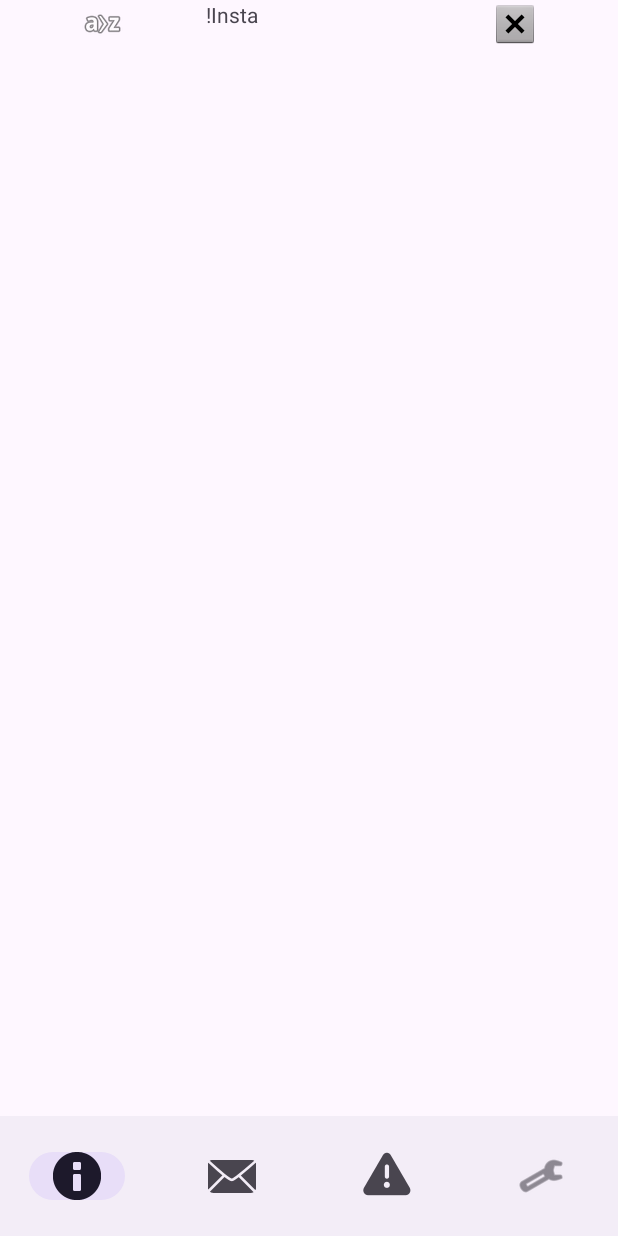
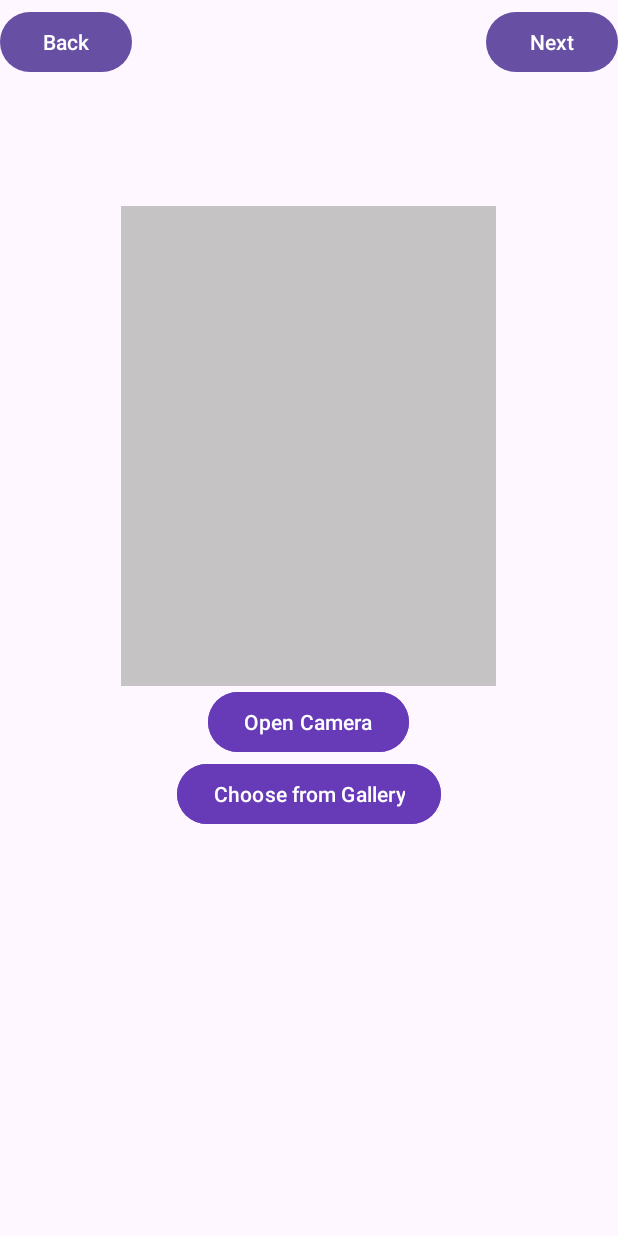
Before and after one commit to TechAle/notInsta, an Android app: the screen it shows after launch (HomeActivity before the commit, CameraActivity after it), on a phone screen of 412 x 824 dp. Run offline under Robolectric (Android 15) with nearby library versions, the phone set to English and light mode, and no system bars.

Commit message:
Fixed some things, 400 crashes later

```diff
--- a/app/build.gradle.kts
+++ b/app/build.gradle.kts
@@ -34,8 +34,8 @@ android {
 
 dependencies {
 
-    implementation("androidx.lifecycle:lifecycle-livedata-ktx:2.6.1")
-    implementation("androidx.lifecycle:lifecycle-viewmodel-ktx:2.6.1")
+    implementation("androidx.lifecycle:lifecycle-livedata-ktx:2.7.0")
+    implementation("androidx.lifecycle:lifecycle-viewmodel-ktx:2.7.0")
     val fragmentVersion = "1.6.2"
 
     // Java language implementation
--- a/app/src/main/java/com/example/mobileproject/UI/activities/CameraActivity.java
+++ b/app/src/main/java/com/example/mobileproject/UI/activities/CameraActivity.java
@@ -5,15 +5,20 @@ import android.graphics.Bitmap;
 import android.graphics.BitmapFactory;
 import android.net.Uri;
 import android.os.Bundle;
+import android.view.View;
+import android.widget.Button;
 import android.widget.ImageView;
 
 import androidx.annotation.Nullable;
 import androidx.appcompat.app.AppCompatActivity;
 import androidx.lifecycle.Observer;
 import androidx.lifecycle.ViewModelProvider;
+import androidx.navigation.fragment.NavHostFragment;
 
 import com.example.mobileproject.R;
 import com.example.mobileproject.UI.fragments.camera.ImageChooserFragment;
+import com.example.mobileproject.UI.fragments.camera.ImageViewerFragment;
+import com.example.mobileproject.UI.fragments.camera.PostDescriptionFragment;
 import com.example.mobileproject.models.ProcessedImageViewModel;
 
 import java.io.FileNotFoundException;
@@ -24,19 +29,24 @@ public class CameraActivity extends AppCompatActivity {
     int SELECT_PICTURE = 200;
     int TAKE_PICTURE = 100;
     private ImageView imageView;
+    private Button nextButton;
+    private Button prevButton;
     private Bitmap photo;
     private ProcessedImageViewModel viewModel;
+    private int currentFragment;
 
     @Override
     protected void onCreate(Bundle savedInstanceState) {
         super.onCreate(savedInstanceState);
-        setContentView(R.layout.activity_test);
-
-        getSupportFragmentManager().beginTransaction()
-                .replace(R.id.fragmentContainerView, ImageChooserFragment.class, null)
-                .commit();
+        setContentView(R.layout.activity_camera);
 
         imageView = findViewById(R.id.imageView);
+        nextButton = findViewById(R.id.next_button);
+        prevButton = findViewById(R.id.prev_button);
+
+        currentFragment = 0;
+        changeFragment();
+
         viewModel = new ViewModelProvider(this).get(ProcessedImageViewModel.class);
         final Observer<Bitmap> observer = new Observer<Bitmap>() {
             @Override
@@ -45,6 +55,20 @@ public class CameraActivity extends AppCompatActivity {
             }
         };
         viewModel.getTempImage().observe(this, observer);
+        nextButton.setOnClickListener(new View.OnClickListener() {
+            @Override
+            public void onClick(View view) {
+                currentFragment++;
+                changeFragment();
+            }
+        });
+        prevButton.setOnClickListener(new View.OnClickListener() {
+            @Override
+            public void onClick(View view) {
+                currentFragment--;
+                changeFragment();
+            }
+        });
     }
 
     @Override
@@ -73,4 +97,27 @@ public class CameraActivity extends AppCompatActivity {
         }
     }
 
+
+    // PRIVATE METHODS //
+
+    // Substitutes the fragment depending on the current state
+    private void changeFragment() {
+        switch (currentFragment){
+            case 0:
+                getSupportFragmentManager().beginTransaction()
+                        .replace(R.id.fragmentContainerView, ImageChooserFragment.class, null)
+                        .commit();
+                break;
+            case 1:
+                getSupportFragmentManager().beginTransaction()
+                        .replace(R.id.fragmentContainerView, ImageViewerFragment.class, null)
+                        .commit();
+                break;
+            case 2:
+                getSupportFragmentManager().beginTransaction()
+                        .replace(R.id.fragmentContainerView, PostDescriptionFragment.class, null)
+                        .commit();
+        }
+    }
+
 }
--- a/app/src/main/java/com/example/mobileproject/UI/fragments/camera/ImageViewerFragment.java
+++ b/app/src/main/java/com/example/mobileproject/UI/fragments/camera/ImageViewerFragment.java
@@ -5,6 +5,7 @@ import android.view.LayoutInflater;
 import android.view.MenuItem;
 import android.view.View;
 import android.view.ViewGroup;
+import android.widget.Button;
 import android.widget.SeekBar;
 
 import androidx.annotation.NonNull;
--- /dev/null
+++ b/app/src/main/res/layout/activity_camera.xml
@@ -0,0 +1,51 @@
+<?xml version="1.0" encoding="utf-8"?>
+<androidx.constraintlayout.widget.ConstraintLayout xmlns:android="http://schemas.android.com/apk/res/android"
+    xmlns:app="http://schemas.android.com/apk/res-auto"
+    xmlns:tools="http://schemas.android.com/tools"
+    android:id="@+id/relativeLayout2"
+    android:layout_width="match_parent"
+    android:layout_height="match_parent"
+    tools:context=".UI.activities.CameraActivity">
+
+    <Button
+        android:id="@+id/prev_button"
+        android:layout_width="wrap_content"
+        android:layout_height="wrap_content"
+        android:layout_marginTop="4dp"
+        android:text="@string/prev_button"
+        app:layout_constraintStart_toStartOf="parent"
+        app:layout_constraintTop_toTopOf="parent" />
+
+    <Button
+        android:id="@+id/next_button"
+        android:layout_width="wrap_content"
+        android:layout_height="wrap_content"
+        android:layout_marginTop="4dp"
+        android:text="@string/next_button"
+        app:layout_constraintEnd_toEndOf="parent"
+        app:layout_constraintTop_toTopOf="parent" />
+
+    <ImageView
+        android:id="@+id/imageView"
+        android:layout_width="250dp"
+        android:layout_height="320dp"
+        android:layout_gravity="center"
+        android:background="#C5C3C3"
+        app:layout_constraintBottom_toBottomOf="parent"
+        app:layout_constraintEnd_toEndOf="parent"
+        app:layout_constraintHorizontal_bias="0.496"
+        app:layout_constraintStart_toStartOf="parent"
+        app:layout_constraintTop_toTopOf="parent"
+        app:layout_constraintVertical_bias="0.272"></ImageView>
+
+    <androidx.fragment.app.FragmentContainerView
+        android:id="@+id/fragmentContainerView"
+        android:name="com.example.mobileproject.UI.fragments.camera.ImageChooserFragment"
+        android:layout_width="match_parent"
+        android:layout_height="0dp"
+        app:layout_constraintBottom_toBottomOf="parent"
+        app:layout_constraintEnd_toEndOf="parent"
+        app:layout_constraintStart_toStartOf="parent"
+        app:layout_constraintTop_toBottomOf="@id/imageView" />
+
+</androidx.constraintlayout.widget.ConstraintLayout>
--- a/app/src/main/res/layout/fragment_image_viewer.xml
+++ b/app/src/main/res/layout/fragment_image_viewer.xml
@@ -1,7 +1,8 @@
 <?xml version="1.0" encoding="utf-8"?>
 <RelativeLayout xmlns:android="http://schemas.android.com/apk/res/android"
+    xmlns:app="http://schemas.android.com/apk/res-auto"
     xmlns:tools="http://schemas.android.com/tools"
-    xmlns:app="http://schemas.android.com/apk/res-auto"
+    android:id="@+id/next"
     android:layout_width="match_parent"
     android:layout_height="match_parent">
 
@@ -37,6 +38,7 @@
             android:layout_marginBottom="20dp"
             android:max="255"
             android:visibility="gone" />
+
     </LinearLayout>
 
     <com.google.android.material.bottomnavigation.BottomNavigationView
--- a/app/src/main/res/values/strings.xml
+++ b/app/src/main/res/values/strings.xml
@@ -100,4 +100,7 @@
     <string name="password_changed">Password has been changed</string>
     <string name="password_length">Password lentgh must be at least 6</string>
     <string name="password_different">Passwords must be different</string>
+    <string name="button_to_post_desc">Next</string>
+    <string name="prev_button">Back</string>
+    <string name="next_button">Next</string>
 </resources>
```
Also changed, not shown: app/src/main/AndroidManifest.xml (+5 -4 lines), app/src/main/java/com/example/mobileproject/UI/fragments/camera/ImageChooserFragment.java (+0 -10 lines), app/src/main/java/com/example/mobileproject/UI/fragments/camera/PostDescriptionFragment.java (added, +65 -0 lines), app/src/main/java/com/example/mobileproject/models/ProcessedImageViewModel.java (+8 -0 lines), app/src/main/res/layout/activity_test.xml (deleted, +0 -28 lines), app/src/main/res/layout/fragment_image_chooser.xml (+0 -7 lines), app/src/main/res/layout/fragment_post_description.xml (added, +21 -0 lines), app/src/main/res/navigation/image_navigation.xml (added, +11 -0 lines).
